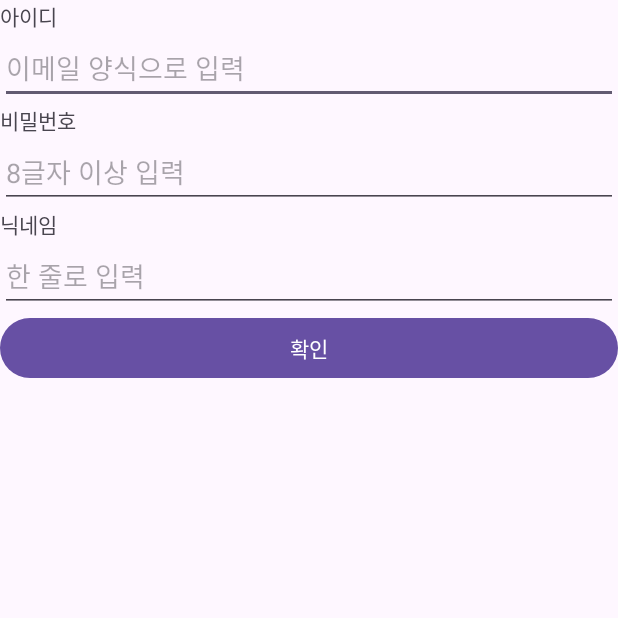
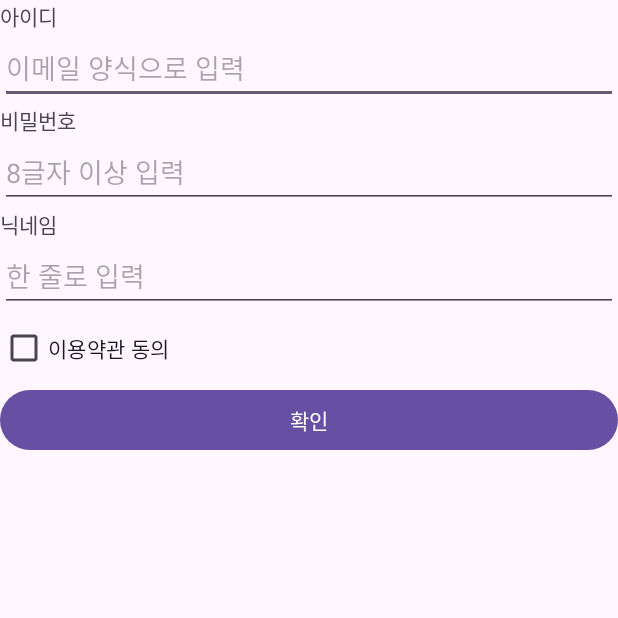
Before and after one commit to foodinsect/SignUpUIPractice_Minjin, an Android app: the screen it shows after launch (MainActivity), on a phone screen of 412 x 824 dp, the top half of it. Run offline under Robolectric (Android 15) with nearby library versions, the phone set to English and light mode, and no system bars.

Commit message:
CheckBox 태그 체험

```diff
--- a/app/src/main/res/layout/activity_main.xml
+++ b/app/src/main/res/layout/activity_main.xml
@@ -44,6 +44,11 @@
         android:imeOptions="actionGo"
         />
 
+    <CheckBox
+        android:layout_width="wrap_content"
+        android:layout_height="wrap_content"
+        android:text="이용약관 동의"/>
+
     <Button
         android:layout_width="match_parent"
         android:layout_height="wrap_content"
```
